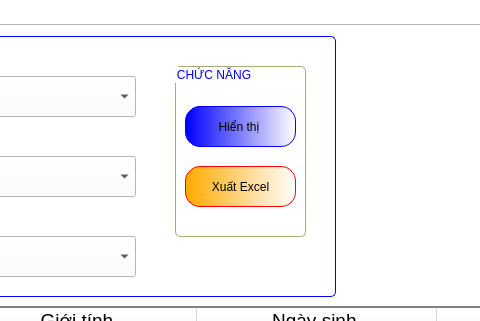
Before: the Qt Designer form GUI/TrangChu.ui in phuthuy44/Student--py, drawn with Qt 5; both pictures show x 727 to 1207 and y 0 to 321 of the 1419 by 781 pixel window.
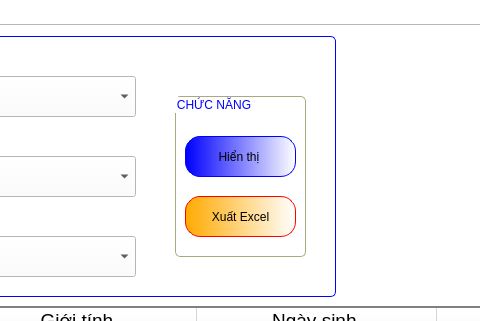
After: the same form once the commit is applied. The open tabs and pages were chosen to show the change.

```diff
--- a/GUI/TrangChu.ui
+++ b/GUI/TrangChu.ui
@@ -1794,9 +1794,9 @@
          <property name="geometry">
           <rect>
            <x>420</x>
-           <y>30</y>
+           <y>60</y>
            <width>131</width>
-           <height>171</height>
+           <height>161</height>
           </rect>
          </property>
          <property name="styleSheet">
```
Left out of the diff: 16 changed lines with no effect on the pictures.
